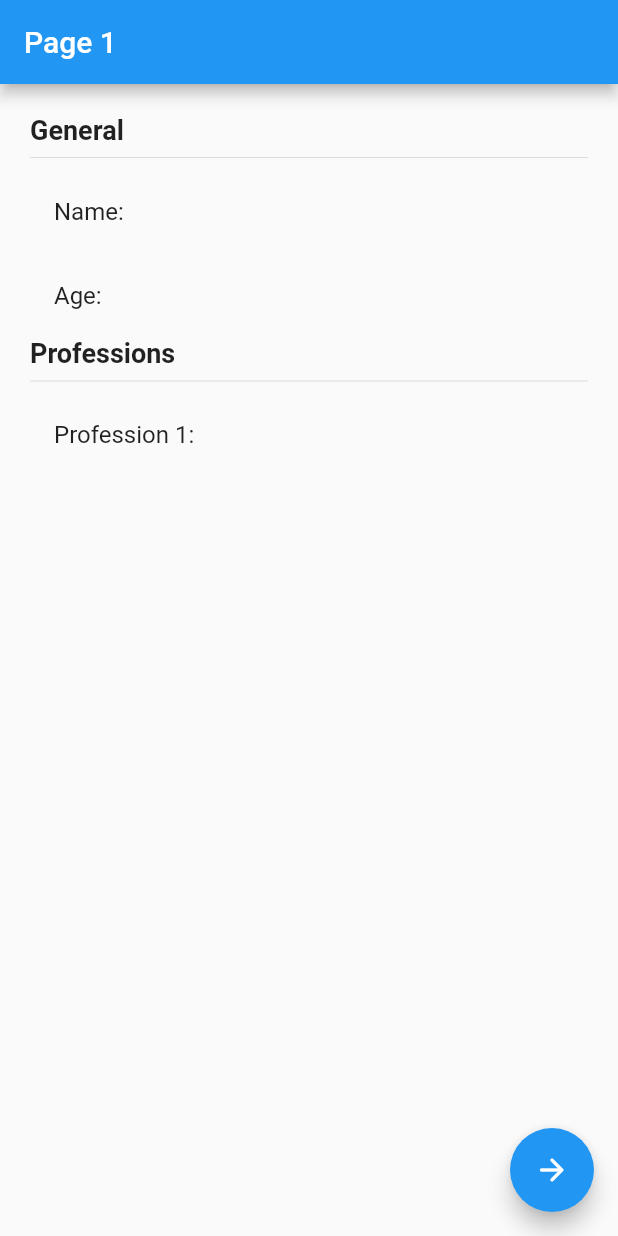
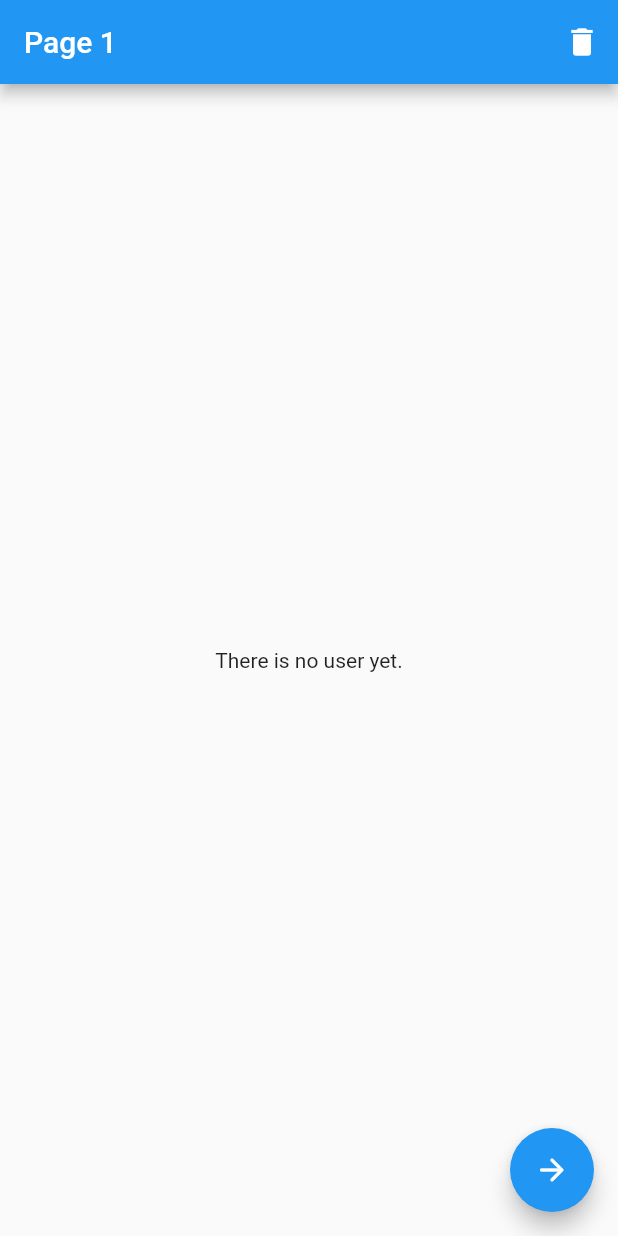
Before and after one commit to urielexis64/flutter_state_patterns, a Flutter app: the screen it shows after launch, on a phone screen of 412 x 824 dp. Run offline on Flutter 3.47's test engine with Material 2 defaults, Android fonts, the phone set to English and light mode, and no system bars; our stand-ins replace flutter_bloc.

Commit message:
finish cubit pattern state

```diff
--- a/lib/main.dart
+++ b/lib/main.dart
@@ -1,4 +1,6 @@
 import 'package:flutter/material.dart';
+import 'package:flutter_bloc/flutter_bloc.dart';
+import 'package:status/bloc/user/user_cubit.dart';
 import 'package:status/pages/page1_page.dart';
 import 'package:status/pages/page2_page.dart';
 
@@ -7,13 +9,20 @@ void main() => runApp(MyApp());
 class MyApp extends StatelessWidget {
   @override
   Widget build(BuildContext context) {
-    return MaterialApp(
+    return MultiBlocProvider(
+      providers: [
+        BlocProvider(
+          create: (_) => UserCubit(),
+        )
+      ],
+      child: MaterialApp(
         title: 'Material App',
         initialRoute: 'page1',
         routes: {
           'page1': (_) => Page1Page(),
           'page2': (_) => Page2Page(),
         },
+      ),
     );
   }
 }
--- a/lib/models/user.dart
+++ b/lib/models/user.dart
@@ -1,7 +1,13 @@
 class User {
-  String name;
-  int age;
-  List<String> professions;
+  final String name;
+  final int age;
+  final List<String> professions;
 
   User({this.name, this.age, this.professions});
+
+  User copyWith({String name, int age, List<String> professions}) => User(
+        name: name ?? this.name,
+        age: age ?? this.age,
+        professions: professions ?? this.professions,
+      );
 }
--- a/lib/pages/page1_page.dart
+++ b/lib/pages/page1_page.dart
@@ -1,4 +1,7 @@
 import 'package:flutter/material.dart';
+import 'package:flutter_bloc/flutter_bloc.dart';
+import 'package:status/bloc/user/user_cubit.dart';
+import 'package:status/models/user.dart';
 
 class Page1Page extends StatelessWidget {
   @override
@@ -6,8 +9,13 @@ class Page1Page extends StatelessWidget {
     return Scaffold(
         appBar: AppBar(
           title: Text('Page 1'),
+          actions: [
+            IconButton(
+                icon: Icon(Icons.delete),
+                onPressed: () => context.read<UserCubit>().removeUser())
+          ],
         ),
-        body: UserInfo(),
+        body: BodyScaffold(),
         floatingActionButton: FloatingActionButton(
           onPressed: () => Navigator.pushNamed(context, 'page2'),
           child: Icon(Icons.arrow_forward_rounded),
@@ -15,28 +23,57 @@ class Page1Page extends StatelessWidget {
   }
 }
 
+class BodyScaffold extends StatelessWidget {
+  @override
+  Widget build(BuildContext context) {
+    return BlocBuilder<UserCubit, UserState>(
+      builder: (_, state) {
+        switch (state.runtimeType) {
+          case UserInitial:
+            return Center(
+              child: Text('There is no user yet.'),
+            );
+          case UserActive:
+            return UserInfo((state as UserActive).user);
+          default:
+            return CircularProgressIndicator();
+        }
+      },
+    );
+  }
+}
+
 class UserInfo extends StatelessWidget {
+  final User user;
+
+  UserInfo(this.user);
+
   @override
   Widget build(BuildContext context) {
     return Container(
       width: double.infinity,
       height: double.infinity,
       padding: EdgeInsets.all(20.0),
+      child: SingleChildScrollView(
         child: Column(
           crossAxisAlignment: CrossAxisAlignment.start,
           children: [
             Text('General',
                 style: TextStyle(fontSize: 18, fontWeight: FontWeight.bold)),
             Divider(),
-          ListTile(title: Text('Name: ')),
-          ListTile(title: Text('Age: ')),
+            ListTile(title: Text('Name: ${user.name}')),
+            ListTile(title: Text('Age: ${user.age}')),
             Text('Professions',
                 style: TextStyle(fontSize: 18, fontWeight: FontWeight.bold)),
             Divider(),
-          ...List.generate(1,
-                  (index) => ListTile(title: Text('Profession ${index + 1}: ')))
+            ...List.generate(
+                    user.professions.length,
+                    (index) => ListTile(
+                        title: Text(
+                            'Profession ${index + 1}: ${user.professions[index]}')))
                 .toList()
           ],
+        ),
       ),
     );
   }
```
Also changed, not shown: lib/bloc/user/user_cubit.dart (+21 -0 lines), lib/pages/page2_page.dart (+16 -3 lines). Lines whose indentation alone changed are shown as unchanged.
